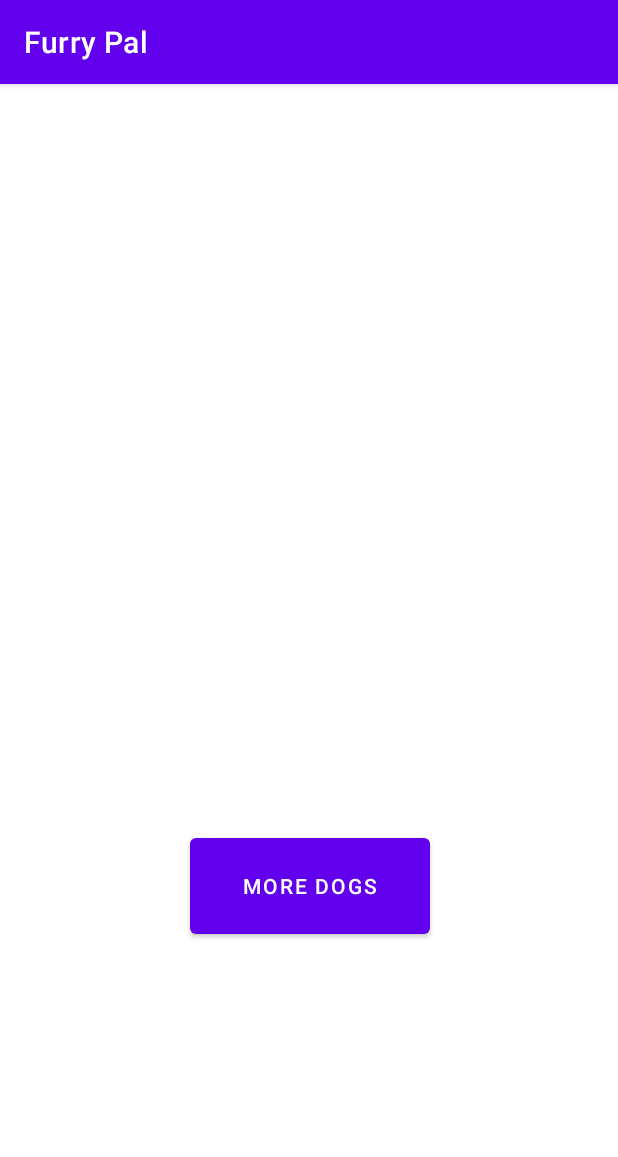
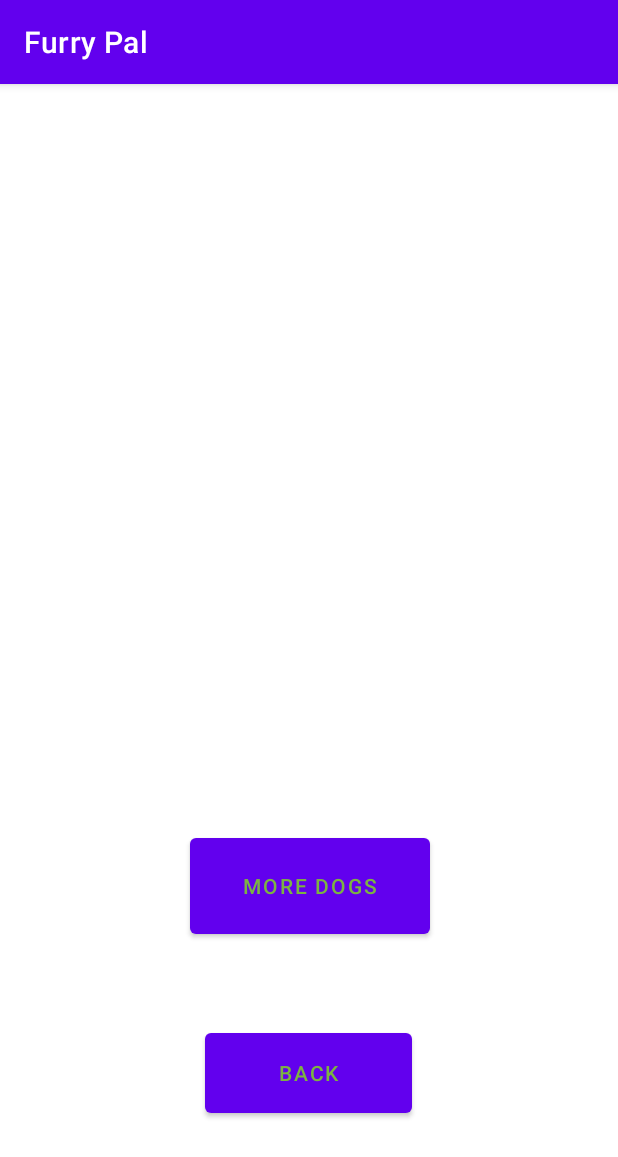
Before and after one commit to Mariedesignz/Doggos, an Android app: the screen it shows after launch (MainActivity), on a phone screen of 412 x 824 dp. Shown: the top 1157 px of the screen. Run offline under Robolectric (Android 15) with nearby library versions, the phone set to English and light mode, and no system bars; libraries missing offline, so code that uses them is left out: com.example; pictures from the network do not load; 4 statements that could not run were skipped.

Commit message:
working2

```diff
--- a/app/build.gradle
+++ b/app/build.gradle
@@ -51,6 +51,8 @@ dependencies {
     implementation 'com.squareup.retrofit2:converter-moshi:2.9.0'
     implementation 'com.squareup.moshi:moshi-kotlin:1.9.3'
     implementation 'com.android.support:support-annotations:28.0.0'
+    implementation 'androidx.room:room-common:2.2.6'
+    implementation 'androidx.room:room-ktx:2.2.6'
     testImplementation 'junit:junit:4.13.2'
     androidTestImplementation 'androidx.test.ext:junit:1.1.3'
     androidTestImplementation 'androidx.test.espresso:espresso-core:3.4.0'
@@ -61,5 +63,6 @@ dependencies {
     implementation("org.jetbrains.kotlinx:kotlinx-coroutines-android:1.5.2")
     //Coil
     implementation("io.coil-kt:coil:1.4.0")
-
+    implementation 'androidx.lifecycle:lifecycle-livedata-ktx:2.4.0'
+    implementation 'com.squareup.picasso:picasso:2.5.2'
 }
--- a/app/src/main/AndroidManifest.xml
+++ b/app/src/main/AndroidManifest.xml
@@ -3,9 +3,10 @@
     package="com.example.Doggo2">
 
     <uses-permission android:name="android.permission.INTERNET"/>
-
+    <uses-permission android:name="android.permission.ACCESS_NETWORK_STATE"/>
     <application
         android:allowBackup="true"
+
         android:icon="@mipmap/ic_launcher"
         android:label="@string/app_name"
         android:roundIcon="@mipmap/ic_launcher_round"
--- a/app/src/main/java/com/example/Doggo2/MainActivity.kt
+++ b/app/src/main/java/com/example/Doggo2/MainActivity.kt
@@ -1,5 +1,6 @@
 package com.example.Doggo2
 
+import android.content.Intent
 import android.os.Bundle
 import android.widget.Button
 import android.widget.ImageView
@@ -7,12 +8,16 @@ import androidx.activity.viewModels
 import androidx.appcompat.app.AppCompatActivity
 import androidx.core.net.toUri
 import coil.load
-import com.example.Doggo2.databinding.ActivityMainBinding
+import com.example.Doggo2.database.DogEntityClass
+import com.example.Doggo2.viewmodels.DogApplication
+
 
 
 class MainActivity : AppCompatActivity() {
 
-    private val viewModel: DogViewModel by viewModels()
+    private val viewModel: DogViewModel by viewModels{
+        DogViewModel.DogViewModelFactory((application as DogApplication).database.dogDao())
+    }
     override fun onCreate(savedInstanceState: Bundle?) {
         super.onCreate(savedInstanceState)
 
@@ -24,9 +29,23 @@ class MainActivity : AppCompatActivity() {
                 )
 
             })
-    findViewById<Button>(R.id.button).setOnClickListener {
-        viewModel.getNewPhoto() }
+
+        findViewById<Button>(R.id.button).setOnClickListener {
+        viewModel.getNewPhoto()
+         }
+        val currentImgUrl = viewModel.dogPhoto.value?.message
+        val newDogImage = currentImgUrl?.let { it1 ->
+            DogEntityClass(imageUrl = it1) }
+        if (newDogImage != null) {
+            viewModel.addDog(newDogImage)
+        }
+        findViewById<Button>(R.id.back).setOnClickListener{
+            val intent = Intent( this,MainActivity2::class.java)
+            startActivity(intent)
+        }
     }
 
 
+
+
 }
--- a/app/src/main/res/layout/activity_main.xml
+++ b/app/src/main/res/layout/activity_main.xml
@@ -33,4 +33,17 @@
         app:layout_constraintStart_toStartOf="parent"
         app:layout_constraintTop_toTopOf="parent"
         tools:srcCompat="@tools:sample/avatars" />
+
+    <Button
+        android:id="@+id/back"
+        android:layout_width="138dp"
+        android:layout_height="65dp"
+        android:text="Back"
+        app:layout_constraintBottom_toBottomOf="parent"
+        app:layout_constraintEnd_toEndOf="parent"
+        app:layout_constraintHorizontal_bias="0.498"
+        app:layout_constraintStart_toStartOf="parent"
+        app:layout_constraintTop_toBottomOf="@+id/button"
+        app:layout_constraintVertical_bias="0.419" />
+
 </androidx.constraintlayout.widget.ConstraintLayout>
--- a/app/src/main/res/values/colors.xml
+++ b/app/src/main/res/values/colors.xml
@@ -1,10 +1,10 @@
 <?xml version="1.0" encoding="utf-8"?>
 <resources>
-    <color name="purple_200">#FFBB86FC</color>
+    <color name="purple_200">#6674CC</color>
     <color name="purple_500">#FF6200EE</color>
     <color name="purple_700">#FF3700B3</color>
     <color name="teal_200">#FF03DAC5</color>
     <color name="teal_700">#FF018786</color>
     <color name="black">#FF000000</color>
-    <color name="white">#FFFFFFFF</color>
+    <color name="white">#7CB342</color>
 </resources>
```
Also changed, not shown: app/src/main/java/com/example/Doggo2/DogViewModel.kt (deleted, +0 -25 lines), app/src/main/java/com/example/Doggo2/MainActivity2.kt (added, +36 -0 lines), app/src/main/java/com/example/Doggo2/database/AppDatabase.kt (added, +37 -0 lines), app/src/main/java/com/example/Doggo2/database/DogDao.kt (added, +18 -0 lines), app/src/main/java/com/example/Doggo2/database/DogEntityClass.kt (added, +19 -0 lines), app/src/main/java/com/example/Doggo2/viewmodels/DogApplication.kt (added, +9 -0 lines), app/src/main/java/com/example/Doggo2/viewmodels/DogViewModel.kt (added, +49 -0 lines), app/src/main/res/layout/secondscreen.xml (added, +30 -0 lines).
